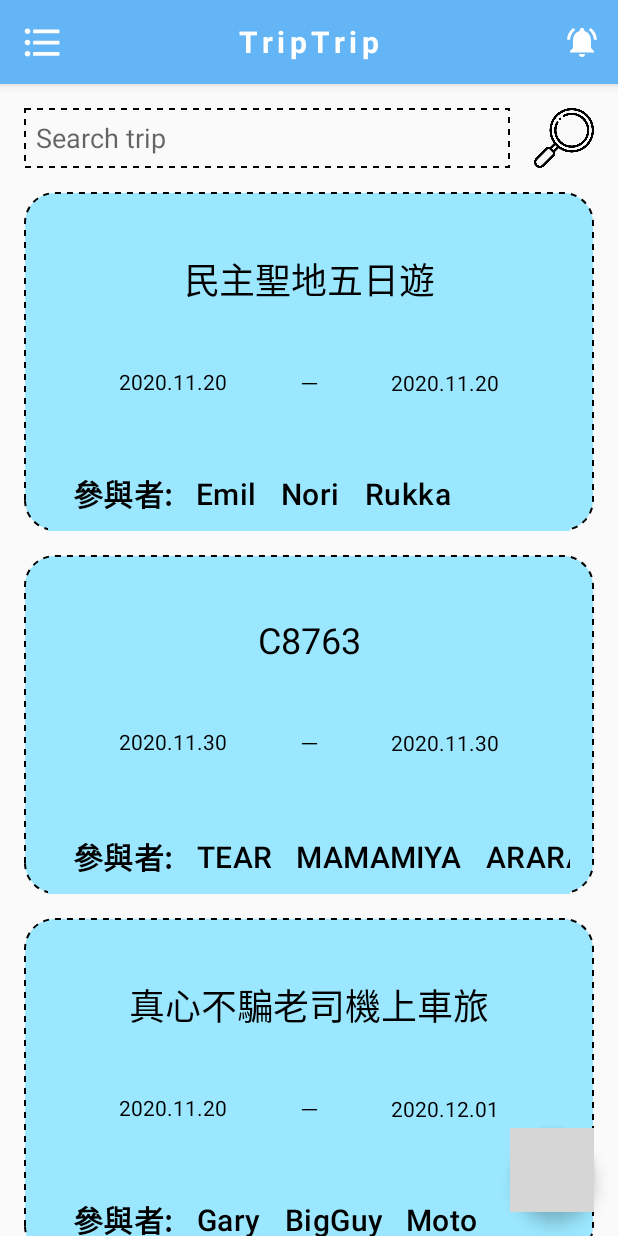
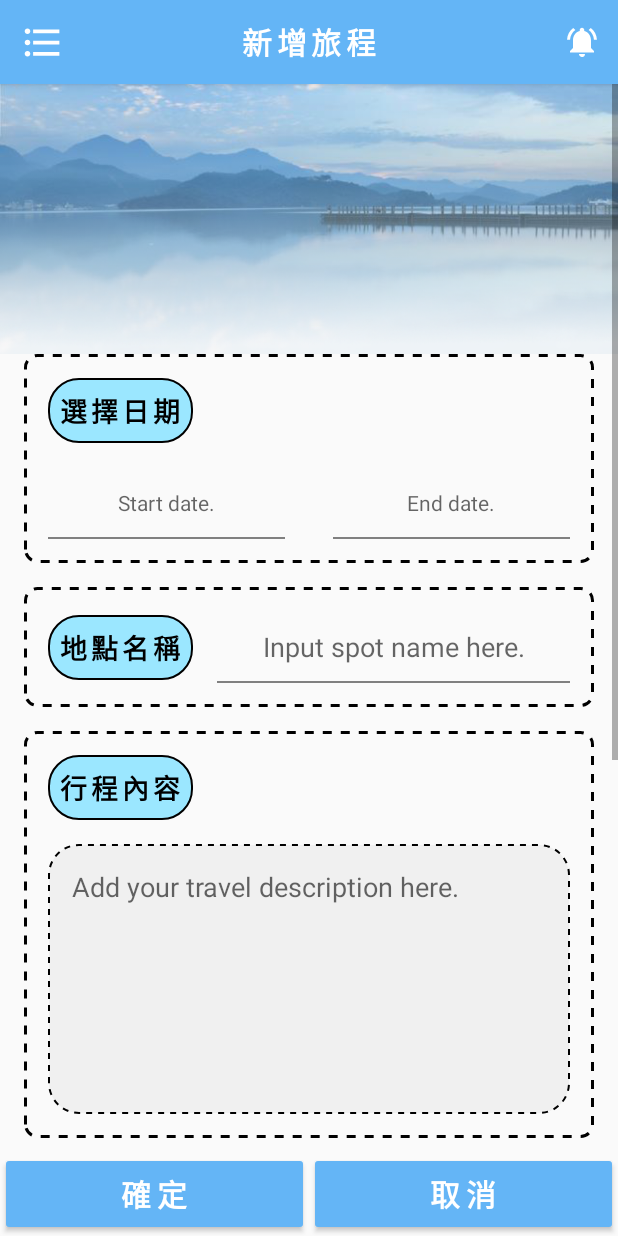
Before and after one commit to scute0001/TripTrip, an Android app: the screen it shows after launch (MainActivity), after a tap on an icon or button, on a phone screen of 412 x 824 dp. Run offline under Robolectric (Android 15) with nearby library versions, the phone set to English and light mode, and no system bars; our stand-ins replace Firebase (no records; nobody signed in at launch, a user with empty details on screens opened directly), data binding, navigation-ui; pictures from the network do not load; Roboto replaces fonts that are not available here; grey boxes are pictures that could not be loaded.

Commit message:
creat add trip page layout

```diff
--- a/app/src/main/java/com/emil/triptrip/MainActivity.kt
+++ b/app/src/main/java/com/emil/triptrip/MainActivity.kt
@@ -84,13 +84,13 @@ class MainActivity : AppCompatActivity() {
      */
     private fun setupNavController() {
         findNavController(R.id.navHostFragment).addOnDestinationChangedListener { navController: NavController, navDestination: NavDestination, _: Bundle? ->
-//            viewModel.currentFragmentType.value = when (navController.currentDestination?.id) {
-//                R.id.tripDetailFragment -> PageManager.pageName
-//                else -> resources.getString(R.string.app_name)
-//            }
+            viewModel.currentFragmentType.value = when (navController.currentDestination?.id) {
+                R.id.addTripFragment -> resources.getString(R.string.add_new_trip)
+                else -> resources.getString(R.string.app_name)
+            }
 
-            if (navDestination.id != R.id.tripDetailFragment)
-                viewModel.currentFragmentType.value = "TripTrip"
+//            if (navDestination.id != R.id.tripDetailFragment)
+//                viewModel.currentFragmentType.value = "TripTrip"
         }
     }
 }
--- /dev/null
+++ b/app/src/main/java/com/emil/triptrip/ui/addtrip/AddTripFragment.kt
@@ -0,0 +1,30 @@
+package com.emil.triptrip.ui.addtrip
+
+import androidx.lifecycle.ViewModelProviders
+import android.os.Bundle
+import androidx.fragment.app.Fragment
+import android.view.LayoutInflater
+import android.view.View
+import android.view.ViewGroup
+import com.emil.triptrip.R
+import com.emil.triptrip.databinding.AddTripFragmentBinding
+
+class AddTripFragment : Fragment() {
+
+    private lateinit var viewModel: AddTripViewModel
+
+    override fun onCreateView(
+        inflater: LayoutInflater, container: ViewGroup?,
+        savedInstanceState: Bundle?
+    ): View? {
+
+        val binding = AddTripFragmentBinding.inflate(inflater, container, false)
+
+
+
+
+        return binding.root
+    }
+
+
+}
--- /dev/null
+++ b/app/src/main/java/com/emil/triptrip/ui/addtrip/AddTripViewModel.kt
@@ -0,0 +1,7 @@
+package com.emil.triptrip.ui.addtrip
+
+import androidx.lifecycle.ViewModel
+
+class AddTripViewModel : ViewModel() {
+    // TODO: Implement the ViewModel
+}
--- a/app/src/main/java/com/emil/triptrip/ui/mytrips/MyTripsFragment.kt
+++ b/app/src/main/java/com/emil/triptrip/ui/mytrips/MyTripsFragment.kt
@@ -56,6 +56,11 @@ class MyTripsFragment : Fragment() {
             }
         })
 
+        // navigation to add trip page
+        binding.buttonAddTrip.setOnClickListener {
+            findNavController().navigate(MyTripsFragmentDirections.actionMyTripsFragmentToAddTripFragment())
+        }
+
 
 
 //        binding.button.setOnClickListener {
@@ -65,13 +70,6 @@ class MyTripsFragment : Fragment() {
 //        binding.button2.setOnClickListener {
 //            testFirebaseSPOTTAG()
 //        }
-
-        ///////////////////// use floating btn set fake data
-        binding.buttonAddTrip.setOnClickListener {
-            viewModel.fakeData()
-        }
-        /////////////////////
-
 
         return binding.root
     }
--- /dev/null
+++ b/app/src/main/res/layout/add_trip_fragment.xml
@@ -0,0 +1,319 @@
+<?xml version="1.0" encoding="utf-8"?>
+<layout xmlns:android="http://schemas.android.com/apk/res/android"
+    xmlns:app="http://schemas.android.com/apk/res-auto"
+    xmlns:tools="http://schemas.android.com/tools">
+
+    <data>
+
+    </data>
+
+    <androidx.constraintlayout.widget.ConstraintLayout
+        android:layout_width="match_parent"
+        android:layout_height="match_parent"
+        tools:context=".ui.addtrip.AddTripFragment">
+
+
+        <ScrollView
+            android:id="@+id/scrollview_add_trip"
+            android:layout_width="0dp"
+            android:layout_height="0dp"
+            app:layout_constraintBottom_toTopOf="@+id/constraint_add_trip_submit_select"
+            app:layout_constraintEnd_toEndOf="parent"
+            app:layout_constraintHorizontal_bias="0.0"
+            app:layout_constraintStart_toStartOf="parent"
+            app:layout_constraintTop_toTopOf="parent"
+            app:layout_constraintVertical_bias="0.0">
+
+            <androidx.constraintlayout.widget.ConstraintLayout
+                android:layout_width="match_parent"
+                android:layout_height="match_parent">
+
+                <ImageView
+                    android:id="@+id/imageView"
+                    android:layout_width="0dp"
+                    android:layout_height="180dp"
+                    android:scaleType="centerCrop"
+                    android:src="@drawable/img_add_spot_title"
+                    app:layout_constraintEnd_toEndOf="parent"
+                    app:layout_constraintStart_toStartOf="parent"
+                    app:layout_constraintTop_toTopOf="parent" />
+
+                <androidx.constraintlayout.widget.Guideline
+                    android:id="@+id/guideline_add_trip_left"
+                    android:layout_width="wrap_content"
+                    android:layout_height="wrap_content"
+                    android:orientation="vertical"
+                    app:layout_constraintGuide_begin="16dp" />
+
+                <androidx.constraintlayout.widget.Guideline
+                    android:id="@+id/guideline_add_trip_right"
+                    android:layout_width="wrap_content"
+                    android:layout_height="wrap_content"
+                    android:orientation="vertical"
+                    app:layout_constraintGuide_end="16dp" />
+
+
+                <androidx.constraintlayout.widget.ConstraintLayout
+                    android:id="@+id/constraint_add_trip_title"
+                    android:layout_width="0dp"
+                    android:layout_height="wrap_content"
+                    android:background="@drawable/shape_add_spot_card"
+                    app:layout_constraintEnd_toStartOf="@+id/guideline_add_trip_right"
+                    app:layout_constraintHorizontal_bias="0.493"
+                    app:layout_constraintStart_toStartOf="@+id/guideline_add_trip_left"
+                    app:layout_constraintTop_toBottomOf="@+id/imageView">
+
+                    <TextView
+                        android:id="@+id/text_add_trip_date_range_title"
+                        style="@style/add_spot_title_description"
+                        android:layout_width="wrap_content"
+                        android:layout_height="wrap_content"
+                        android:layout_marginStart="16dp"
+                        android:layout_marginTop="16dp"
+                        android:background="@drawable/shape_add_spot_title"
+                        android:text="選擇日期"
+                        app:layout_constraintStart_toStartOf="parent"
+                        app:layout_constraintTop_toTopOf="parent" />
+
+                    <TextView
+                        android:id="@+id/textView"
+                        android:layout_width="0dp"
+                        android:layout_height="48dp"
+                        android:layout_marginStart="16dp"
+                        android:layout_marginTop="16dp"
+                        android:layout_marginBottom="16dp"
+                        android:background="@drawable/shape_underline"
+                        android:gravity="center"
+                        android:hint="Start date."
+                        app:layout_constraintBottom_toBottomOf="parent"
+                        app:layout_constraintEnd_toStartOf="@+id/textView2"
+                        app:layout_constraintHorizontal_bias="0.5"
+                        app:layout_constraintStart_toStartOf="parent"
+                        app:layout_constraintTop_toBottomOf="@+id/text_add_trip_date_range_title" />
+
+                    <TextView
+                        android:id="@+id/textView2"
+                        android:layout_width="0dp"
+                        android:layout_height="48dp"
+                        android:layout_marginStart="32dp"
+                        android:layout_marginEnd="16dp"
+                        android:background="@drawable/shape_underline"
+                        android:gravity="center"
+                        android:hint="End date."
+                        app:layout_constraintBottom_toBottomOf="@+id/textView"
+                        app:layout_constraintEnd_toEndOf="parent"
+                        app:layout_constraintHorizontal_bias="0.5"
+                        app:layout_constraintStart_toEndOf="@+id/textView"
+                        app:layout_constraintTop_toTopOf="@+id/textView" />
+
+
+                </androidx.constraintlayout.widget.ConstraintLayout>
+
+                <androidx.constraintlayout.widget.ConstraintLayout
+                    android:id="@+id/constraint_title"
+                    android:layout_width="0dp"
+                    android:layout_height="wrap_content"
+                    android:layout_marginTop="16dp"
+                    android:background="@drawable/shape_add_spot_card"
+                    android:padding="16dp"
+                    app:layout_constraintEnd_toStartOf="@+id/guideline_add_trip_right"
+                    app:layout_constraintStart_toStartOf="@+id/guideline_add_trip_left"
+                    app:layout_constraintTop_toBottomOf="@+id/constraint_add_trip_title">
+
+                    <EditText
+                        android:id="@+id/editText_spot_title"
+                        android:layout_width="0dp"
+                        android:layout_height="48dp"
+                        android:layout_marginStart="16dp"
+                        android:background="@drawable/shape_underline"
+                        android:ems="10"
+                        android:hint="Input spot name here."
+                        android:inputType="textPersonName"
+                        android:textAlignment="center"
+                        app:layout_constraintBottom_toBottomOf="parent"
+                        app:layout_constraintEnd_toEndOf="parent"
+                        app:layout_constraintStart_toEndOf="@+id/text_spot_title"
+                        app:layout_constraintTop_toTopOf="parent" />
+
+                    <TextView
+                        android:id="@+id/text_spot_title"
+                        style="@style/add_spot_title_description"
+                        android:layout_width="wrap_content"
+                        android:layout_height="wrap_content"
+                        android:background="@drawable/shape_add_spot_title"
+                        android:text="@string/spot_name_title"
+                        app:layout_constraintBottom_toBottomOf="parent"
+                        app:layout_constraintStart_toStartOf="parent"
+                        app:layout_constraintTop_toTopOf="parent" />
+
+                </androidx.constraintlayout.widget.ConstraintLayout>
+
+                <androidx.constraintlayout.widget.ConstraintLayout
+                    android:id="@+id/constraint_content"
+                    android:layout_width="0dp"
+                    android:layout_height="wrap_content"
+                    android:layout_marginTop="16dp"
+                    android:background="@drawable/shape_add_spot_card"
+                    android:padding="16dp"
+                    app:layout_constraintEnd_toStartOf="@+id/guideline_add_trip_right"
+                    app:layout_constraintHorizontal_bias="0.0"
+                    app:layout_constraintStart_toStartOf="@+id/guideline_add_trip_left"
+                    app:layout_constraintTop_toBottomOf="@+id/constraint_title">
+
+                    <TextView
+                        android:id="@+id/text_content_title"
+                        style="@style/add_spot_title_description"
+                        android:layout_width="wrap_content"
+                        android:layout_height="wrap_content"
+                        android:background="@drawable/shape_add_spot_title"
+                        android:text="@string/spot_content"
+                        app:layout_constraintStart_toStartOf="parent"
+                        app:layout_constraintTop_toTopOf="parent" />
+
+                    <EditText
+                        android:id="@+id/editText_content"
+                        android:layout_width="0dp"
+                        android:layout_height="180dp"
+                        android:layout_marginTop="16dp"
+                        android:background="@drawable/shape_radius_for_spot_info_input"
+                        android:ems="10"
+                        android:gravity="start|top"
+                        android:hint="Add your travel description here."
+                        android:inputType="textMultiLine"
+                        android:padding="16dp"
+                        app:layout_constraintEnd_toEndOf="parent"
+                        app:layout_constraintStart_toStartOf="parent"
+                        app:layout_constraintTop_toBottomOf="@+id/text_content_title" />
+
+                </androidx.constraintlayout.widget.ConstraintLayout>
+
+                <androidx.constraintlayout.widget.ConstraintLayout
+                    android:id="@+id/constraint_add_attend_user"
+                    android:layout_width="0dp"
+                    android:layout_height="wrap_content"
+                    android:layout_marginTop="16dp"
+                    android:background="@drawable/shape_add_spot_card"
+                    android:padding="16dp"
+                    app:layout_constraintEnd_toStartOf="@+id/guideline_add_trip_right"
+                    app:layout_constraintStart_toStartOf="@+id/guideline_add_trip_left"
+                    app:layout_constraintTop_toBottomOf="@+id/constraint_content">
+
+                    <TextView
+                        android:id="@+id/text_add_attend_user_title"
+                        style="@style/add_spot_title_description"
+                        android:layout_width="wrap_content"
+                        android:layout_height="wrap_content"
+                        android:background="@drawable/shape_add_spot_title"
+                        android:text="@string/add_attend_user"
+                        app:layout_constraintStart_toStartOf="parent"
+                        app:layout_constraintTop_toTopOf="parent" />
+
+                    <ImageButton
+                        android:id="@+id/button_add_attend_user"
+                        android:layout_width="48dp"
+                        android:layout_height="48dp"
+                        android:background="@drawable/shape_circle_btn"
+                        android:scaleType="fitCenter"
+                        android:src="@drawable/ic_baseline_add_circle_24"
+                        app:layout_constraintBottom_toBottomOf="@+id/text_add_attend_user"
+                        app:layout_constraintEnd_toEndOf="parent"
+                        app:layout_constraintTop_toTopOf="@+id/text_add_attend_user"
+                        app:layout_constraintVertical_bias="0.0" />
+
+                    <TextView
+                        android:id="@+id/text_add_attend_user"
+                        android:layout_width="0dp"
+                        android:layout_height="48dp"
+                        android:layout_marginTop="16dp"
+                        android:layout_marginEnd="8dp"
+                        android:background="@drawable/shape_underline"
+                        android:gravity="center"
+                        android:hint="選擇參與者"
+                        app:layout_constraintBottom_toBottomOf="parent"
+                        app:layout_constraintEnd_toStartOf="@+id/button_add_attend_user"
+                        app:layout_constraintHorizontal_chainStyle="packed"
+                        app:layout_constraintStart_toStartOf="parent"
+                        app:layout_constraintTop_toBottomOf="@+id/text_add_attend_user_title"
+                        tools:text="選擇參與者" />
+
+
+                </androidx.constraintlayout.widget.ConstraintLayout>
+
+                <androidx.constraintlayout.widget.ConstraintLayout
+                    android:id="@+id/constraintLayout_add_picture"
+                    android:layout_width="0dp"
+                    android:layout_height="wrap_content"
+                    android:layout_marginTop="16dp"
+                    android:background="@drawable/shape_add_spot_card"
+                    android:padding="16dp"
+                    app:layout_constraintBottom_toBottomOf="parent"
+                    app:layout_constraintEnd_toStartOf="@+id/guideline_add_trip_right"
+                    app:layout_constraintHorizontal_bias="0.0"
+                    app:layout_constraintStart_toStartOf="@+id/guideline_add_trip_left"
+                    app:layout_constraintTop_toBottomOf="@+id/constraint_add_attend_user">
+
+                    <TextView
+                        android:id="@+id/text_add_pic_title"
+                        style="@style/add_spot_title_description"
+                        android:layout_width="wrap_content"
+                        android:layout_height="wrap_content"
+                        android:background="@drawable/shape_add_spot_title"
+                        android:text="@string/upload_trip_background"
+                        app:layout_constraintStart_toStartOf="parent"
+                        app:layout_constraintTop_toTopOf="parent" />
+
+                    <ImageButton
+                        android:id="@+id/button_add_pic"
+                        android:layout_width="0dp"
+                        android:layout_height="160dp"
+                        android:layout_marginTop="16dp"
+                        android:background="@drawable/shape_radius_for_spot_info_input"
+                        android:src="@drawable/ic_camera_64"
+                        app:layout_constraintEnd_toEndOf="parent"
+                        app:layout_constraintStart_toStartOf="parent"
+                        app:layout_constraintTop_toBottomOf="@+id/text_add_pic_title" />
+                </androidx.constraintlayout.widget.ConstraintLayout>
+
+
+            </androidx.constraintlayout.widget.ConstraintLayout>
+        </ScrollView>
+
+        <androidx.constraintlayout.widget.ConstraintLayout
+            android:id="@+id/constraint_add_trip_submit_select"
+            android:layout_width="0dp"
+            android:layout_height="56dp"
+            app:layout_constraintBottom_toBottomOf="parent"
+            app:layout_constraintEnd_toEndOf="parent"
+            app:layout_constraintStart_toStartOf="parent">
+
+            <Button
+                android:id="@+id/button_submit_trip"
+                style="@style/add_spot_button"
+                android:layout_width="0dp"
+                android:layout_height="0dp"
+                android:backgroundTint="@color/colorPrimary"
+                android:text="@string/ok"
+                app:layout_constraintBottom_toBottomOf="parent"
+                app:layout_constraintEnd_toStartOf="@+id/button_cancel_submit_trip"
+                app:layout_constraintHorizontal_bias="0.5"
+                app:layout_constraintStart_toStartOf="parent"
+                app:layout_constraintTop_toTopOf="parent" />
+
+            <Button
+                android:id="@+id/button_cancel_submit_trip"
+                style="@style/add_spot_button"
+                android:layout_width="0dp"
+                android:layout_height="0dp"
+                android:backgroundTint="@color/colorPrimary"
+                android:text="@string/cancel"
+                app:layout_constraintBottom_toBottomOf="@+id/button_submit_trip"
+                app:layout_constraintEnd_toEndOf="parent"
+                app:layout_constraintHorizontal_bias="0.5"
+                app:layout_constraintStart_toEndOf="@+id/button_submit_trip"
+                app:layout_constraintTop_toTopOf="@+id/button_submit_trip" />
+        </androidx.constraintlayout.widget.ConstraintLayout>
+
+
+
+    </androidx.constraintlayout.widget.ConstraintLayout>
+</layout>
--- a/app/src/main/res/navigation/navigation.xml
+++ b/app/src/main/res/navigation/navigation.xml
@@ -13,6 +13,9 @@
         <action
             android:id="@+id/action_myTripsFragment_to_tripDetailFragment"
             app:destination="@id/tripDetailFragment" />
+        <action
+            android:id="@+id/action_myTripsFragment_to_addTripFragment"
+            app:destination="@id/addTripFragment" />
     </fragment>
     <fragment
         android:id="@+id/tripDetailFragment"
@@ -30,4 +33,8 @@
         android:name="com.emil.triptrip.ui.addspot.AddSpotFragment"
         android:label="add_spot_fragment"
         tools:layout="@layout/add_spot_fragment" />
+    <fragment
+        android:id="@+id/addTripFragment"
+        android:name="com.emil.triptrip.ui.addtrip.AddTripFragment"
+        android:label="AddTripFragment" />
 </navigation>
--- a/app/src/main/res/values/strings.xml
+++ b/app/src/main/res/values/strings.xml
@@ -13,4 +13,7 @@
     <string name="upload_picture">上傳圖片</string>
     <string name="ok">確定</string>
     <string name="cancel">取消</string>
+    <string name="upload_trip_background">上傳底圖</string>
+    <string name="add_attend_user">加入參與者</string>
+    <string name="add_new_trip">新增旅程</string>
 </resources>
```
